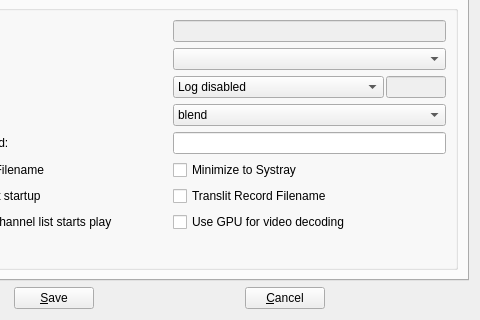
code-google-com/vlc-record, file vlc-record/forms/csettingsdlg.ui: the form before one commit; both pictures show x 141 to 621 and y 224 to 544 of the 621 by 544 pixel window.
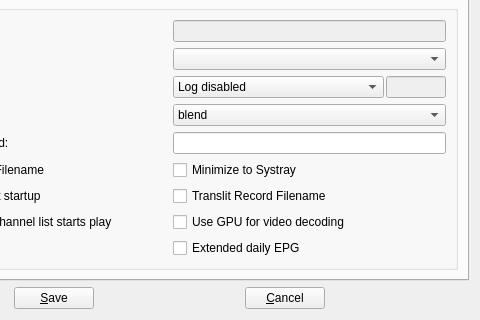
The form after the commit. The open tabs and pages were chosen to show the change. Icons and pictures are not drawn. Custom widgets are drawn as their Qt base class.

What changed in the file:
```diff
--- a/vlc-record/forms/csettingsdlg.ui
+++ b/vlc-record/forms/csettingsdlg.ui
@@ -707,6 +707,13 @@
             </property>
            </widget>
           </item>
+          <item row="8" column="1">
+           <widget class="QCheckBox" name="checkExtEPG">
+            <property name="text">
+             <string>Extended daily EPG</string>
+            </property>
+           </widget>
+          </item>
          </layout>
         </widget>
        </item>
```
